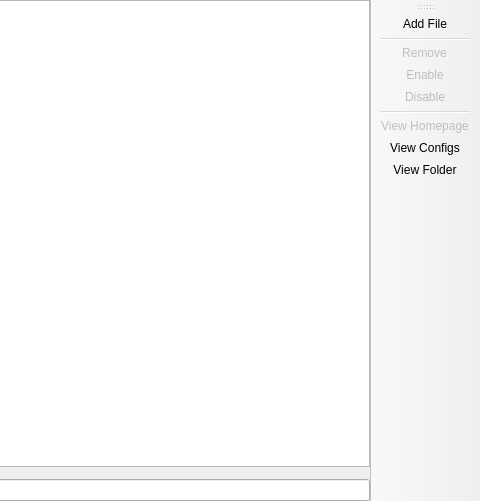
Before: the Qt Designer form launcher/ui/pages/instance/ExternalResourcesPage.ui in FreesmTeam/FreesmLauncher, drawn with Qt 5; both pictures show x 562 to 1042 and y 0 to 501 of the 1042 by 501 pixel window.
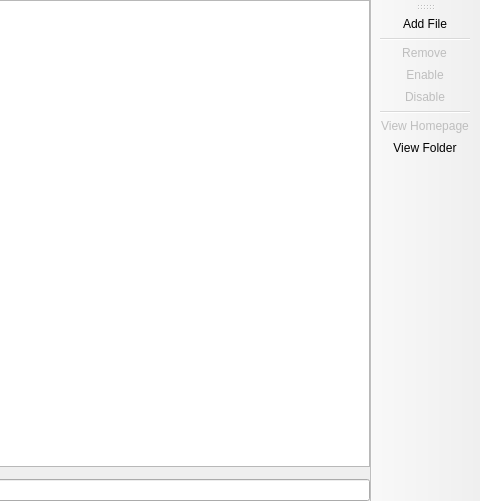
After: the same form once the commit is applied. Custom widgets are drawn as their Qt base class.

Commit message: Prevent View Configs showing in places it shouldn't

Patch:
```diff
--- a/launcher/ui/pages/instance/ExternalResourcesPage.ui
+++ b/launcher/ui/pages/instance/ExternalResourcesPage.ui
@@ -85,7 +85,6 @@
    <addaction name="actionDisableItem"/>
    <addaction name="separator"/>
    <addaction name="actionViewHomepage"/>
-   <addaction name="actionViewConfigs"/>
    <addaction name="actionViewFolder"/>
   </widget>
   <action name="actionAddItem">
```
Left out of the diff: 10 changed lines with no effect on the pictures. The commit also changes 2 other files.
